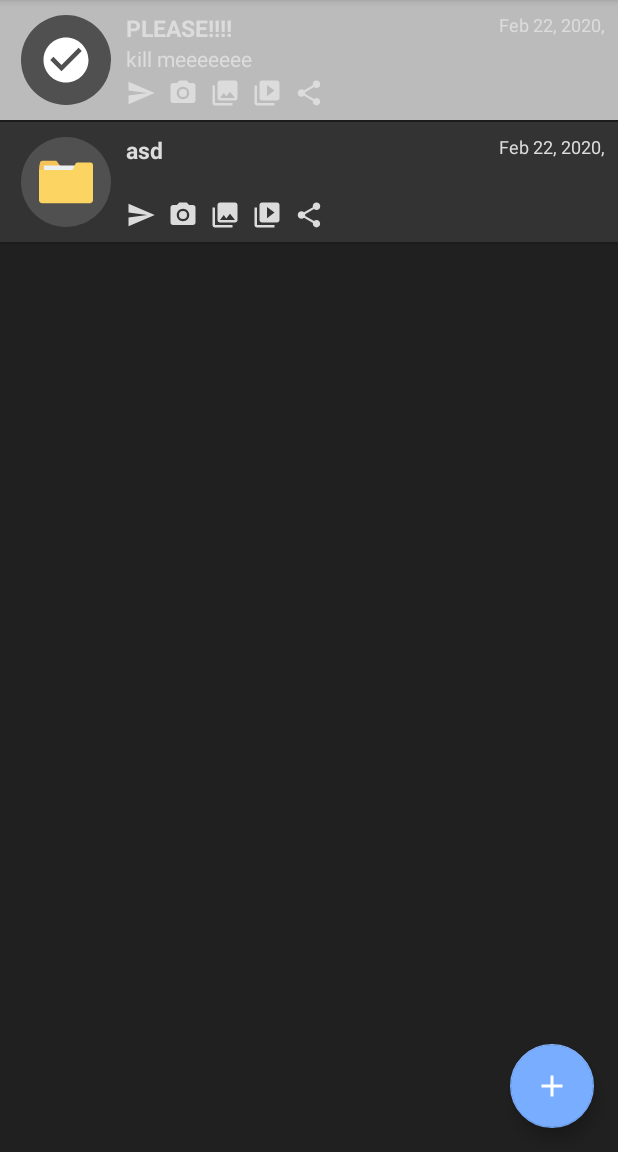
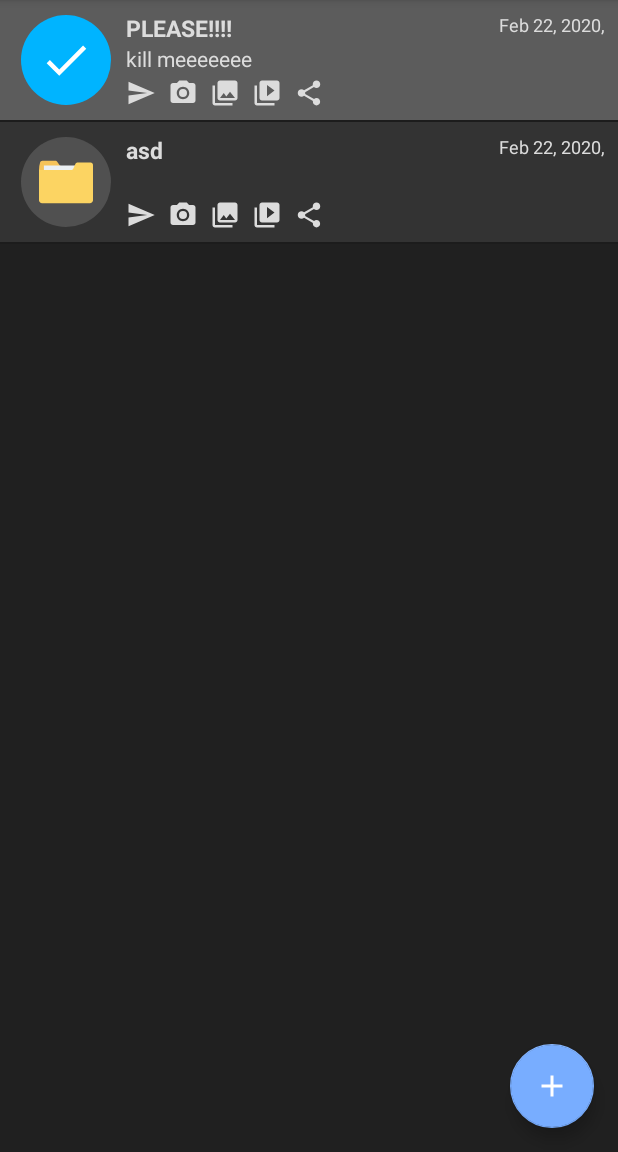
Before and after one commit to gkysrt/Scribe-Note-App, an Android app: the screen it shows after launch (MainActivity), after a tap on an icon or button, on a phone screen of 412 x 824 dp, the part 84-1236 px from its top. Run offline under Robolectric (Android 15) with nearby library versions, the phone set to English and light mode, and no system bars.

```diff
--- a/app/src/main/java/com/scribenoteapp/scribe/adapter/NoteAdapter.java
+++ b/app/src/main/java/com/scribenoteapp/scribe/adapter/NoteAdapter.java
@@ -165,7 +165,7 @@ public class NoteAdapter extends RecyclerView.Adapter<NoteAdapter.NoteViewHolder
                 public void onClick(View view) {
                     int position = getAdapterPosition();
                     // check that have selection before selection
-                    boolean beforExistsSelected = Static.exists(NoteAdapter.this.selectedIndexes, new Function1<Boolean, Boolean>() {
+                    boolean beforeExistsSelected = Static.exists(NoteAdapter.this.selectedIndexes, new Function1<Boolean, Boolean>() {
                         @Override
                         public Boolean function(Boolean item) {
                             return item;
@@ -182,7 +182,7 @@ public class NoteAdapter extends RecyclerView.Adapter<NoteAdapter.NoteViewHolder
                         }
                     });
                     // if two of them are different that means, selection is changed. emit the signal
-                    if (beforExistsSelected != afterExistsSelected) {
+                    if (beforeExistsSelected != afterExistsSelected) {
                         NoteAdapter.this.itemSelectionChangedSignal.emit(afterExistsSelected);
                     }
                     notifyItemChanged(position);
@@ -197,10 +197,12 @@ public class NoteAdapter extends RecyclerView.Adapter<NoteAdapter.NoteViewHolder
 
             if (NoteAdapter.this.selectedIndexes[getAdapterPosition()]) {
                 this.itemView.setBackgroundColor(this.itemView.getResources().getColor(R.color.noteItemBackgroundSelectedColor));
-                this.noteIcon.setImageResource(R.drawable.ic_check_circle_black_24dp);
+                this.noteIcon.setImageResource(R.drawable.ic_check_white_24dp);
+                this.noteIcon.setBackgroundResource(R.drawable.selection_circle_background);
             } else {
                 this.itemView.setBackgroundColor(this.itemView.getResources().getColor(R.color.noteItemBackgroundColor));
                 this.noteIcon.setImageResource((Integer) index.siblingAtColumn(3).data());
+                this.noteIcon.setBackgroundResource(R.drawable.circle_background);
             }
         }
 
--- /dev/null
+++ b/app/src/main/res/drawable/selection_circle_background.xml
@@ -0,0 +1,7 @@
+<?xml version="1.0" encoding="utf-8"?>
+<shape
+    xmlns:android="http://schemas.android.com/apk/res/android"
+    android:shape="oval">
+    <solid
+        android:color="@color/noteIconBackgroundSelectionColor"/>
+</shape>
--- a/app/src/main/res/layout/content_edit.xml
+++ b/app/src/main/res/layout/content_edit.xml
@@ -1,7 +1,6 @@
 <?xml version="1.0" encoding="utf-8"?>
 <FrameLayout
     xmlns:android="http://schemas.android.com/apk/res/android"
-    xmlns:app="http://schemas.android.com/apk/res-auto"
     xmlns:tools="http://schemas.android.com/tools"
     android:layout_width="match_parent"
     android:layout_height="match_parent"
--- a/app/src/main/res/values/colors.xml
+++ b/app/src/main/res/values/colors.xml
@@ -4,8 +4,9 @@
     <color name="secondMenuColor">#404040</color>
     <color name="createNoteFloatButtonColor">#78ADFF</color>
     <color name="noteIconBackgroundColor">#505050</color>
+    <color name="noteIconBackgroundSelectionColor">#00B4FF</color>
     <color name="noteItemBackgroundColor">#333333</color>
-    <color name="noteItemBackgroundSelectedColor">#BBBBBB</color>
+    <color name="noteItemBackgroundSelectedColor">#5C5C5C</color>
     <color name="recyclerViewBackgroundColor">#202020</color>
     <color name="lineBetweenSecondToolbarAndRecyclerView">#101010</color>
     <color name="noteItemTextColor">#DCDCDC</color>
```
